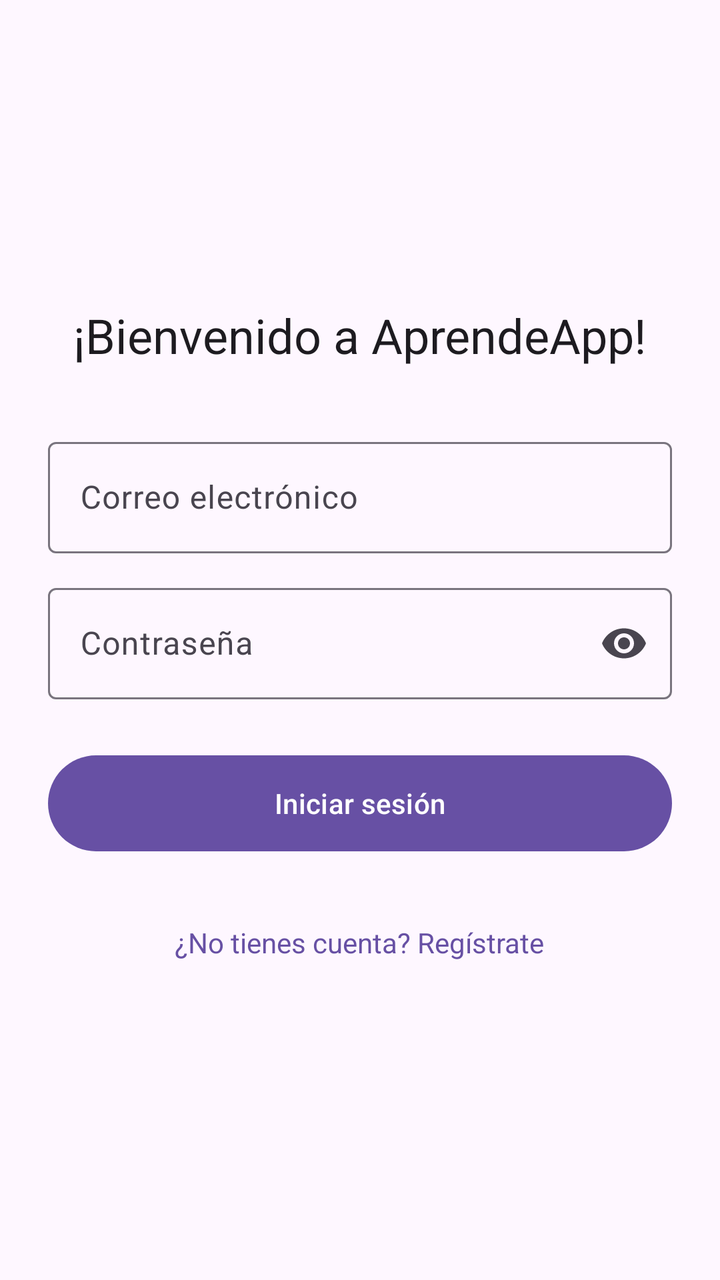
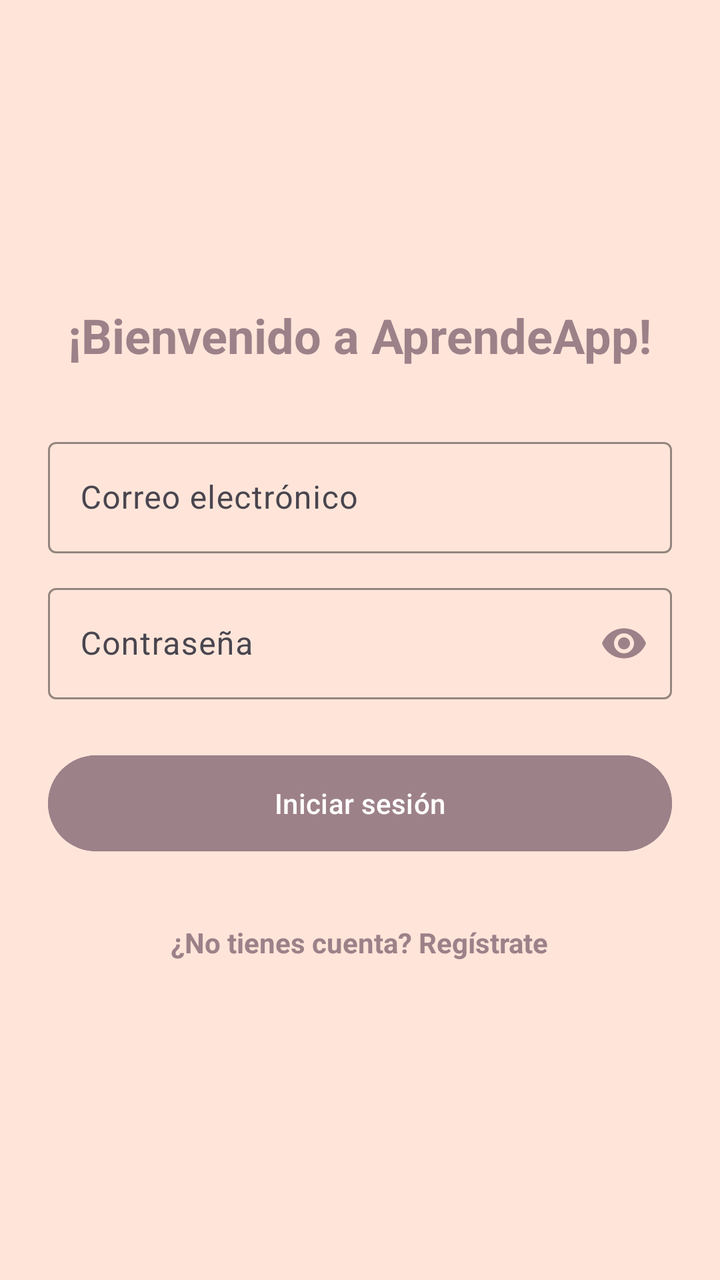

Screens rendered from an Android XML layout before and after an edit, with the pre-edit source and the edit as a unified diff.
<!-- AndroidManifest.xml: application theme Theme.AprendeApp -->
<!-- res/layout/activity_login.xml -->
<?xml version="1.0" encoding="utf-8"?>
<ScrollView xmlns:android="http://schemas.android.com/apk/res/android"
    xmlns:app="http://schemas.android.com/apk/res-auto"
    android:layout_width="match_parent" android:layout_height="match_parent"
    android:fillViewport="true">

    <LinearLayout
        android:layout_width="match_parent" android:layout_height="wrap_content"
        android:orientation="vertical" android:gravity="center"
        android:padding="24dp" android:minHeight="600dp">

        <TextView
            android:layout_width="wrap_content" android:layout_height="wrap_content"
            android:text="@string/welcome_message"
            android:textAppearance="?attr/textAppearanceHeadlineSmall"
            android:layout_marginBottom="32dp" />

        <com.google.android.material.textfield.TextInputLayout
            android:id="@+id/tilEmail" style="?attr/textInputOutlinedStyle"
            android:layout_width="match_parent" android:layout_height="wrap_content"
            android:hint="@string/hint_email">
            <com.google.android.material.textfield.TextInputEditText
                android:id="@+id/etEmail"
                android:layout_width="match_parent" android:layout_height="wrap_content"
                android:inputType="textEmailAddress" />
        </com.google.android.material.textfield.TextInputLayout>

        <com.google.android.material.textfield.TextInputLayout
            android:id="@+id/tilPassword" style="?attr/textInputOutlinedStyle"
            android:layout_width="match_parent" android:layout_height="wrap_content"
            android:layout_marginTop="12dp"
            android:hint="@string/hint_password"
            app:endIconMode="password_toggle">
            <com.google.android.material.textfield.TextInputEditText
                android:id="@+id/etPassword"
                android:layout_width="match_parent" android:layout_height="wrap_content"
                android:inputType="textPassword" />
        </com.google.android.material.textfield.TextInputLayout>

        <com.google.android.material.button.MaterialButton
            android:id="@+id/btnLogin"
            android:layout_width="match_parent" android:layout_height="56dp"
            android:layout_marginTop="24dp" android:text="@string/btn_login" />

        <com.google.android.material.progressindicator.CircularProgressIndicator
            android:id="@+id/progress"
            android:layout_width="wrap_content" android:layout_height="wrap_content"
            android:layout_marginTop="16dp" android:indeterminate="true"
            android:visibility="gone" />

        <TextView
            android:id="@+id/tvIrRegistro"
            android:layout_width="wrap_content" android:layout_height="wrap_content"
            android:layout_marginTop="24dp" android:padding="8dp"
            android:text="@string/link_ir_registro"
            android:textColor="?attr/colorPrimary" />
    </LinearLayout>
</ScrollView>
<!-- resources referenced by this layout -->
<resources>
  <string name="btn_login">Iniciar sesión</string>
  <string name="hint_email">Correo electrónico</string>
  <string name="hint_password">Contraseña</string>
  <string name="link_ir_registro">¿No tienes cuenta? Regístrate</string>
  <string name="welcome_message">¡Bienvenido a AprendeApp!</string>
  <style name="Theme.AprendeApp" parent="Base.Theme.AprendeApp" />
  <style name="Base.Theme.AprendeApp" parent="Theme.Material3.DayNight.NoActionBar">
          
          
      </style>
</resources>

<!-- the commit's change to res/layout/activity_login.xml (unified diff, before → after) -->
@@ -1,58 +1,93 @@
 <?xml version="1.0" encoding="utf-8"?>
 <ScrollView xmlns:android="http://schemas.android.com/apk/res/android"
     xmlns:app="http://schemas.android.com/apk/res-auto"
-    android:layout_width="match_parent" android:layout_height="match_parent"
-    android:fillViewport="true">
+    android:layout_width="match_parent"
+    android:layout_height="match_parent"
+    android:background="@color/background"
+    android:fillViewport="true"
+    android:fitsSystemWindows="true">
 
     <LinearLayout
-        android:layout_width="match_parent" android:layout_height="wrap_content"
-        android:orientation="vertical" android:gravity="center"
-        android:padding="24dp" android:minHeight="600dp">
+        android:layout_width="match_parent"
+        android:layout_height="wrap_content"
+        android:gravity="center"
+        android:minHeight="@dimen/scroll_min_height"
+        android:orientation="vertical"
+        android:padding="@dimen/padding_screen_large"
+        android:paddingBottom="@dimen/nav_safe_padding_bottom">
 
         <TextView
-            android:layout_width="wrap_content" android:layout_height="wrap_content"
+            android:layout_width="wrap_content"
+            android:layout_height="wrap_content"
+            android:layout_marginBottom="@dimen/margin_item_xlarge"
             android:text="@string/welcome_message"
             android:textAppearance="?attr/textAppearanceHeadlineSmall"
-            android:layout_marginBottom="32dp" />
+            android:textColor="@color/text_primary"
+            android:textStyle="bold" />
 
         <com.google.android.material.textfield.TextInputLayout
-            android:id="@+id/tilEmail" style="?attr/textInputOutlinedStyle"
-            android:layout_width="match_parent" android:layout_height="wrap_content"
-            android:hint="@string/hint_email">
+            android:id="@+id/tilEmail"
+            style="?attr/textInputOutlinedStyle"
+            android:layout_width="match_parent"
+            android:layout_height="wrap_content"
+            android:hint="@string/hint_email"
+            app:boxStrokeColor="@color/primary"
+            app:hintTextColor="@color/primary">
+
             <com.google.android.material.textfield.TextInputEditText
                 android:id="@+id/etEmail"
-                android:layout_width="match_parent" android:layout_height="wrap_content"
-                android:inputType="textEmailAddress" />
+                android:layout_width="match_parent"
+                android:layout_height="wrap_content"
+                android:inputType="textEmailAddress"
+                android:textColor="@color/text_primary" />
         </com.google.android.material.textfield.TextInputLayout>
 
         <com.google.android.material.textfield.TextInputLayout
-            android:id="@+id/tilPassword" style="?attr/textInputOutlinedStyle"
-            android:layout_width="match_parent" android:layout_height="wrap_content"
-            android:layout_marginTop="12dp"
+            android:id="@+id/tilPassword"
+            style="?attr/textInputOutlinedStyle"
+            android:layout_width="match_parent"
+            android:layout_height="wrap_content"
+            android:layout_marginTop="@dimen/margin_item_vertical"
             android:hint="@string/hint_password"
-            app:endIconMode="password_toggle">
+            app:boxStrokeColor="@color/primary"
+            app:endIconMode="password_toggle"
+            app:endIconTint="@color/primary"
+            app:hintTextColor="@color/primary">
+
             <com.google.android.material.textfield.TextInputEditText
                 android:id="@+id/etPassword"
-                android:layout_width="match_parent" android:layout_height="wrap_content"
-                android:inputType="textPassword" />
+                android:layout_width="match_parent"
+                android:layout_height="wrap_content"
+                android:inputType="textPassword"
+                android:textColor="@color/text_primary" />
         </com.google.android.material.textfield.TextInputLayout>
 
         <com.google.android.material.button.MaterialButton
             android:id="@+id/btnLogin"
-            android:layout_width="match_parent" android:layout_height="56dp"
-            android:layout_marginTop="24dp" android:text="@string/btn_login" />
+            android:layout_width="match_parent"
+            android:layout_height="@dimen/button_height"
+            android:layout_marginTop="@dimen/margin_item_large"
+            android:backgroundTint="@color/primary"
+            android:text="@string/btn_login"
+            android:textColor="@color/on_primary" />
 
         <com.google.android.material.progressindicator.CircularProgressIndicator
             android:id="@+id/progress"
-            android:layout_width="wrap_content" android:layout_height="wrap_content"
-            android:layout_marginTop="16dp" android:indeterminate="true"
-            android:visibility="gone" />
+            android:layout_width="wrap_content"
+            android:layout_height="wrap_content"
+            android:layout_marginTop="@dimen/padding_screen_medium"
+            android:indeterminate="true"
+            android:visibility="gone"
+            app:indicatorColor="@color/flor_cerezo" />
 
         <TextView
             android:id="@+id/tvIrRegistro"
-            android:layout_width="wrap_content" android:layout_height="wrap_content"
-            android:layout_marginTop="24dp" android:padding="8dp"
+            android:layout_width="wrap_content"
+            android:layout_height="wrap_content"
+            android:layout_marginTop="@dimen/margin_item_large"
+            android:padding="@dimen/padding_screen_tiny"
             android:text="@string/link_ir_registro"
-            android:textColor="?attr/colorPrimary" />
+            android:textColor="@color/primary"
+            android:textStyle="bold" />
     </LinearLayout>
 </ScrollView>
<!-- resource entries referenced after the edit -->
@@ -1,5 +1,19 @@
 <!-- resources referenced by this layout -->
 <resources>
+  <color name="background">#FFE5D9</color>
+  <color name="flor_cerezo">#F4ACB7</color>
+  <color name="on_primary">#FFFFFF</color>
+  <color name="primary">#9D8189</color>
+  <color name="text_primary">#9D8189</color>
+  <dimen name="button_height">56dp</dimen>
+  <dimen name="margin_item_large">24dp</dimen>
+  <dimen name="margin_item_vertical">12dp</dimen>
+  <dimen name="margin_item_xlarge">32dp</dimen>
+  <dimen name="nav_safe_padding_bottom">32dp</dimen>
+  <dimen name="padding_screen_large">24dp</dimen>
+  <dimen name="padding_screen_medium">16dp</dimen>
+  <dimen name="padding_screen_tiny">8dp</dimen>
+  <dimen name="scroll_min_height">600dp</dimen>
   <string name="btn_login">Iniciar sesión</string>
   <string name="hint_email">Correo electrónico</string>
   <string name="hint_password">Contraseña</string>
